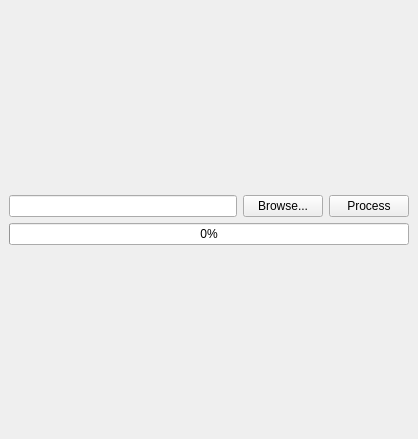
Old version of the form src/ml_gui.ui in the repository Kracav4ik/manual_sunset_ml.
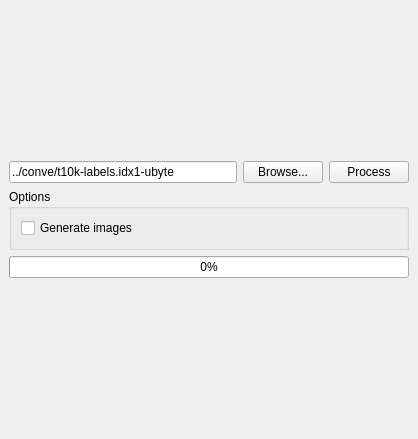
New version of the form.

Commit message: optional image saving, removed hardcode from load

What changed in the file:
```diff
--- a/src/ml_gui.ui
+++ b/src/ml_gui.ui
@@ -31,7 +31,11 @@
     <item>
      <layout class="QHBoxLayout" name="horizontalLayout">
       <item>
-       <widget class="QLineEdit" name="pathEdit"/>
+       <widget class="QLineEdit" name="pathEdit">
+        <property name="text">
+         <string>../conve/t10k-labels.idx1-ubyte</string>
+        </property>
+       </widget>
       </item>
       <item>
        <widget class="QPushButton" name="browseButton">
@@ -49,6 +53,22 @@
       </item>
      </layout>
     </item>
+    <item>
+     <widget class="QGroupBox" name="groupBox">
+      <property name="title">
+       <string>Options</string>
+      </property>
+      <layout class="QVBoxLayout" name="verticalLayout_2">
+       <item>
+        <widget class="QCheckBox" name="generateImages">
+         <property name="text">
+          <string>Generate images</string>
+         </property>
+        </widget>
+       </item>
+      </layout>
+     </widget>
+    </item>
     <item>
      <widget class="QProgressBar" name="progressBar">
       <property name="value">
```
The commit also changes 1 other file.
